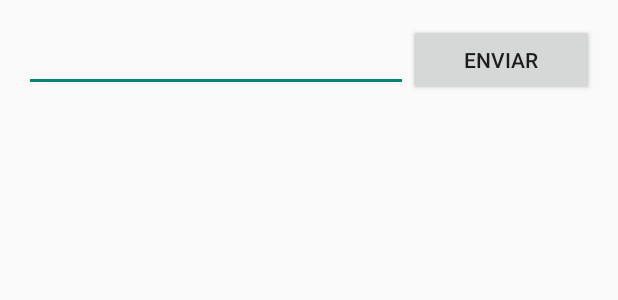
After one commit to GuDiasOliveira/TrabalhoFaculSDAppAndroidBT, an Android app: the layout activity_chat.xml on its own in the app's theme, with its tools: preview values and no code run, on a phone screen of 412 x 824 dp. The commit adds this screen. Shown: the top 300 px of the screen. Run offline under Robolectric (Android 15) with nearby library versions, the phone set to English and light mode, and no system bars.

Commit message:
Implementei uma função de chat bluetooth entre dois aparelhos.

```diff
--- a/app/src/main/AndroidManifest.xml
+++ b/app/src/main/AndroidManifest.xml
@@ -19,6 +19,10 @@
                 <category android:name="android.intent.category.LAUNCHER" />
             </intent-filter>
         </activity>
+        <activity
+            android:name=".ChatActivity"
+            android:label="@string/title_activity_chat" >
+        </activity>
     </application>
 
 </manifest>
--- /dev/null
+++ b/app/src/main/res/layout/activity_chat.xml
@@ -0,0 +1,33 @@
+<RelativeLayout xmlns:android="http://schemas.android.com/apk/res/android"
+    xmlns:tools="http://schemas.android.com/tools" android:layout_width="match_parent"
+    android:layout_height="match_parent" android:paddingLeft="@dimen/activity_horizontal_margin"
+    android:paddingRight="@dimen/activity_horizontal_margin"
+    android:paddingTop="@dimen/activity_vertical_margin"
+    android:paddingBottom="@dimen/activity_vertical_margin"
+    tools:context="br.edu.utfpr.aplicacaobluetoothsd.ChatActivity">
+
+    <EditText
+        android:id="@+id/etMessage"
+        android:layout_width="wrap_content"
+        android:layout_height="wrap_content"
+        android:layout_alignParentTop="true"
+        android:ems="12"
+        android:layout_alignParentLeft="true" />
+
+    <Button
+        android:id="@+id/bSend"
+        android:layout_width="wrap_content"
+        android:layout_height="wrap_content"
+        android:layout_alignParentTop="true"
+        android:layout_alignParentRight="true"
+        android:layout_toRightOf="@id/etMessage"
+        android:text="@string/button_send" />
+
+    <ListView
+        android:id="@android:id/list"
+        android:layout_width="match_parent"
+        android:layout_height="match_parent"
+        android:layout_alignParentBottom="true"
+        android:layout_below="@id/etMessage" />
+
+</RelativeLayout>
--- a/app/src/main/res/values/strings.xml
+++ b/app/src/main/res/values/strings.xml
@@ -3,4 +3,7 @@
 
     <string name="hello_world">Hello world!</string>
     <string name="action_settings">Settings</string>
+    <string name="title_activity_chat">Chat</string>
+    <string name="button_send">Enviar</string>
+    <string name="message_label_person_you">Você: </string>
 </resources>
```
Also changed, not shown: app/src/main/java/br/edu/utfpr/aplicacaobluetoothsd/ChatActivity.java (added, +212 -0 lines), app/src/main/java/br/edu/utfpr/aplicacaobluetoothsd/MainActivity.java (+12 -1 lines), app/src/main/java/br/edu/utfpr/aplicacaobluetoothsd/Serializer.java (added, +21 -0 lines), app/src/main/res/menu/menu_chat.xml (added, +7 -0 lines).
